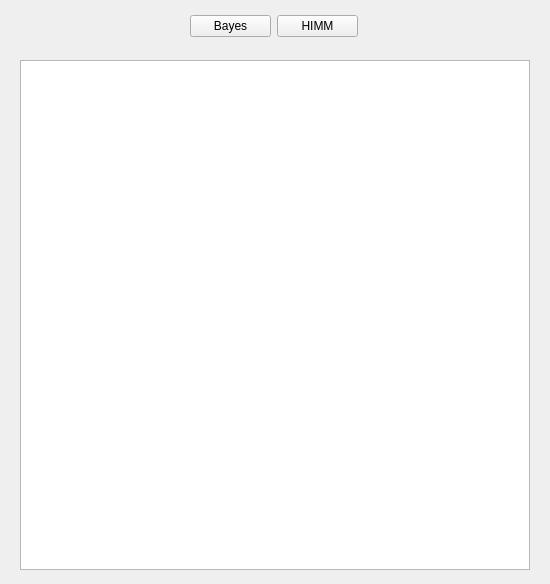
Above: include/ros_mapping_gui/ros_mapping_gui.ui from fupbot/ROSActiveExplorationCMP545 before the change. Below: the same form after it.
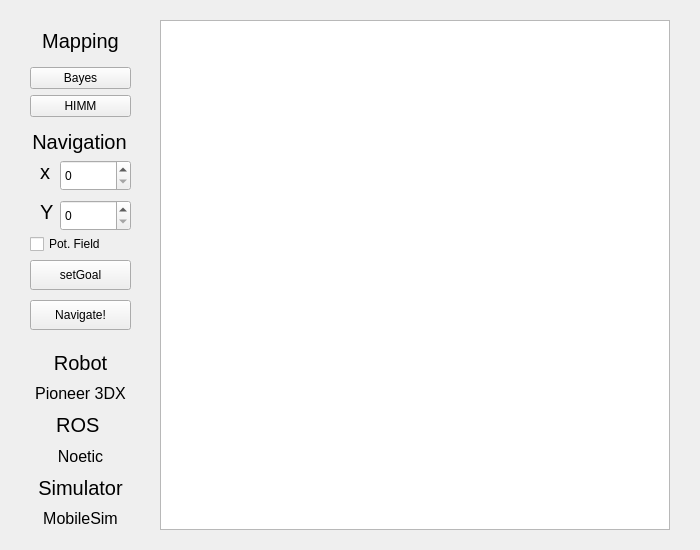
That is the form after the change.

Commit message: v1.5 - (Almost) working version of Harmonic Field navigation.

```diff
--- a/include/ros_mapping_gui/ros_mapping_gui.ui
+++ b/include/ros_mapping_gui/ros_mapping_gui.ui
@@ -6,8 +6,8 @@
    <rect>
     <x>0</x>
     <y>0</y>
-    <width>550</width>
-    <height>584</height>
+    <width>700</width>
+    <height>550</height>
    </rect>
   </property>
   <property name="minimumSize">
@@ -25,8 +25,8 @@
    </property>
    <property name="geometry">
     <rect>
-     <x>20</x>
-     <y>60</y>
+     <x>160</x>
+     <y>20</y>
      <width>510</width>
      <height>510</height>
     </rect>
@@ -41,13 +41,31 @@
   <widget class="QWidget" name="layoutWidget">
    <property name="geometry">
     <rect>
-     <x>190</x>
-     <y>10</y>
-     <width>168</width>
-     <height>32</height>
+     <x>30</x>
+     <y>20</y>
+     <width>101</width>
+     <height>97</height>
     </rect>
    </property>
-   <layout class="QHBoxLayout" name="horizontalLayout">
+   <layout class="QVBoxLayout" name="verticalLayout">
+    <item>
+     <widget class="QLabel" name="lbl_x_3">
+      <property name="font">
+       <font>
+        <family>Ubuntu</family>
+        <pointsize>15</pointsize>
+        <weight>50</weight>
+        <bold>false</bold>
+       </font>
+      </property>
+      <property name="text">
+       <string>Mapping</string>
+      </property>
+      <property name="alignment">
+       <set>Qt::AlignCenter</set>
+      </property>
+     </widget>
+    </item>
     <item>
      <widget class="QPushButton" name="pbtn_BAYES">
       <property name="text">
@@ -76,6 +94,272 @@
     </item>
    </layout>
   </widget>
+  <widget class="QWidget" name="layoutWidget">
+   <property name="geometry">
+    <rect>
+     <x>30</x>
+     <y>350</y>
+     <width>101</width>
+     <height>181</height>
+    </rect>
+   </property>
+   <layout class="QVBoxLayout" name="verticalLayout_3">
+    <item>
+     <widget class="QLabel" name="lbl_x_4">
+      <property name="font">
+       <font>
+        <family>Ubuntu</family>
+        <pointsize>15</pointsize>
+        <weight>50</weight>
+        <bold>false</bold>
+       </font>
+      </property>
+      <property name="text">
+       <string>Robot</string>
+      </property>
+      <property name="alignment">
+       <set>Qt::AlignCenter</set>
+      </property>
+     </widget>
+    </item>
+    <item>
+     <widget class="QLabel" name="lbl_x_5">
+      <property name="font">
+       <font>
+        <family>Ubuntu</family>
+        <pointsize>12</pointsize>
+        <weight>50</weight>
+        <bold>false</bold>
+       </font>
+      </property>
+      <property name="text">
+       <string>Pioneer 3DX</string>
+      </property>
+      <property name="alignment">
+       <set>Qt::AlignCenter</set>
+      </property>
+     </widget>
+    </item>
+    <item>
+     <widget class="QLabel" name="lbl_x_6">
+      <property name="font">
+       <font>
+        <family>Ubuntu</family>
+        <pointsize>15</pointsize>
+        <weight>50</weight>
+        <bold>false</bold>
+       </font>
+      </property>
+      <property name="text">
+       <string>ROS </string>
+      </property>
+      <property name="alignment">
+       <set>Qt::AlignCenter</set>
+      </property>
+     </widget>
+    </item>
+    <item>
+     <widget class="QLabel" name="lbl_x_7">
+      <property name="font">
+       <font>
+        <family>Ubuntu</family>
+        <pointsize>12</pointsize>
+        <weight>50</weight>
+        <bold>false</bold>
+       </font>
+      </property>
+      <property name="text">
+       <string>Noetic</string>
+      </property>
+      <property name="alignment">
+       <set>Qt::AlignCenter</set>
+      </property>
+     </widget>
+    </item>
+    <item>
+     <widget class="QLabel" name="lbl_x_8">
+      <property name="font">
+       <font>
+        <family>Ubuntu</family>
+        <pointsize>15</pointsize>
+        <weight>50</weight>
+        <bold>false</bold>
+       </font>
+      </property>
+      <property name="text">
+       <string>Simulator</string>
+      </property>
+      <property name="alignment">
+       <set>Qt::AlignCenter</set>
+      </property>
+     </widget>
+    </item>
+    <item>
+     <widget class="QLabel" name="lbl_x_9">
+      <property name="font">
+       <font>
+        <family>Ubuntu</family>
+        <pointsize>12</pointsize>
+        <weight>50</weight>
+        <bold>false</bold>
+       </font>
+      </property>
+      <property name="text">
+       <string>MobileSim</string>
+      </property>
+      <property name="alignment">
+       <set>Qt::AlignCenter</set>
+      </property>
+     </widget>
+    </item>
+   </layout>
+  </widget>
+  <widget class="QPushButton" name="pbtn_NAV">
+   <property name="geometry">
+    <rect>
+     <x>30</x>
+     <y>300</y>
+     <width>101</width>
+     <height>30</height>
+    </rect>
+   </property>
+   <property name="text">
+    <string>Navigate!</string>
+   </property>
+   <property name="checkable">
+    <bool>true</bool>
+   </property>
+   <property name="flat">
+    <bool>false</bool>
+   </property>
+  </widget>
+  <widget class="QLabel" name="lbl_x_2">
+   <property name="geometry">
+    <rect>
+     <x>30</x>
+     <y>130</y>
+     <width>99</width>
+     <height>23</height>
+    </rect>
+   </property>
+   <property name="font">
+    <font>
+     <family>Ubuntu</family>
+     <pointsize>15</pointsize>
+     <weight>50</weight>
+     <bold>false</bold>
+    </font>
+   </property>
+   <property name="text">
+    <string>Navigation</string>
+   </property>
+   <property name="alignment">
+    <set>Qt::AlignCenter</set>
+   </property>
+  </widget>
+  <widget class="QLabel" name="lbl_y">
+   <property name="geometry">
+    <rect>
+     <x>40</x>
+     <y>200</y>
+     <width>16</width>
+     <height>23</height>
+    </rect>
+   </property>
+   <property name="font">
+    <font>
+     <family>Ubuntu</family>
+     <pointsize>15</pointsize>
+     <weight>50</weight>
+     <bold>false</bold>
+    </font>
+   </property>
+   <property name="text">
+    <string>Y</string>
+   </property>
+  </widget>
+  <widget class="QSpinBox" name="sb_setY">
+   <property name="geometry">
+    <rect>
+     <x>60</x>
+     <y>200</y>
+     <width>71</width>
+     <height>31</height>
+    </rect>
+   </property>
+   <property name="maximum">
+    <number>499</number>
+   </property>
+   <property name="singleStep">
+    <number>10</number>
+   </property>
+  </widget>
+  <widget class="QSpinBox" name="sb_setX">
+   <property name="geometry">
+    <rect>
+     <x>60</x>
+     <y>160</y>
+     <width>71</width>
+     <height>31</height>
+    </rect>
+   </property>
+   <property name="maximum">
+    <number>499</number>
+   </property>
+   <property name="singleStep">
+    <number>10</number>
+   </property>
+  </widget>
+  <widget class="QLabel" name="lbl_x">
+   <property name="geometry">
+    <rect>
+     <x>40</x>
+     <y>160</y>
+     <width>16</width>
+     <height>23</height>
+    </rect>
+   </property>
+   <property name="font">
+    <font>
+     <family>Ubuntu</family>
+     <pointsize>15</pointsize>
+     <weight>50</weight>
+     <bold>false</bold>
+    </font>
+   </property>
+   <property name="text">
+    <string>x</string>
+   </property>
+  </widget>
+  <widget class="QPushButton" name="pbtn_GOAL">
+   <property name="geometry">
+    <rect>
+     <x>30</x>
+     <y>260</y>
+     <width>101</width>
+     <height>30</height>
+    </rect>
+   </property>
+   <property name="text">
+    <string>setGoal</string>
+   </property>
+   <property name="checkable">
+    <bool>true</bool>
+   </property>
+  </widget>
+  <widget class="QCheckBox" name="checkBox">
+   <property name="geometry">
+    <rect>
+     <x>30</x>
+     <y>230</y>
+     <width>94</width>
+     <height>28</height>
+    </rect>
+   </property>
+   <property name="text">
+    <string>Pot. Field</string>
+   </property>
+  </widget>
  </widget>
  <resources/>
  <connections/>
```
The commit also changes 3 other files.
